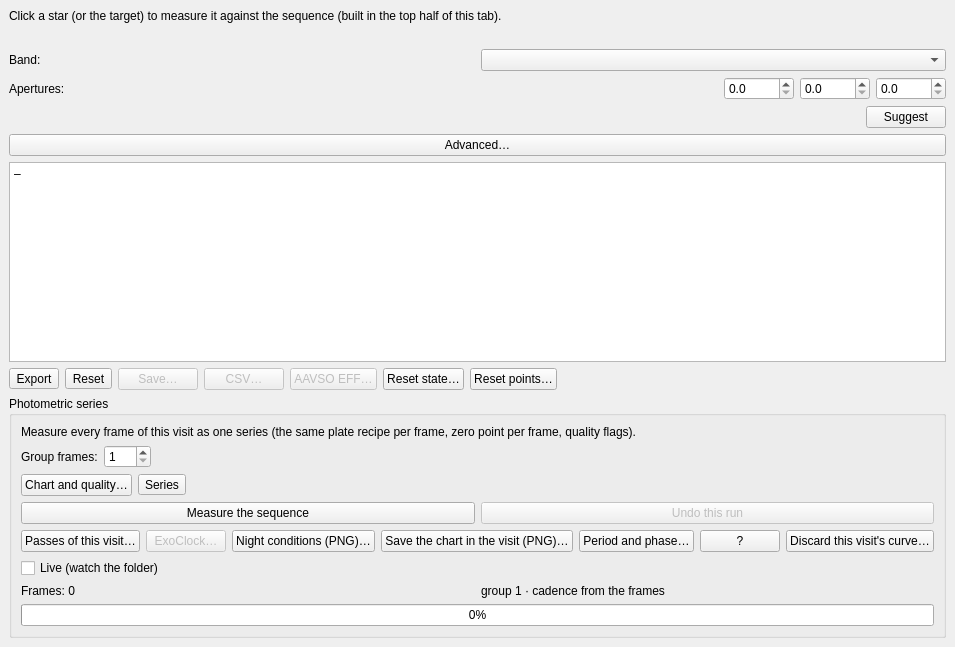
The window that nightscribe/gui/ui/ufe_measure_tab.ui (irydeo/nightscribe) describes before a commit, drawn with Qt 5.
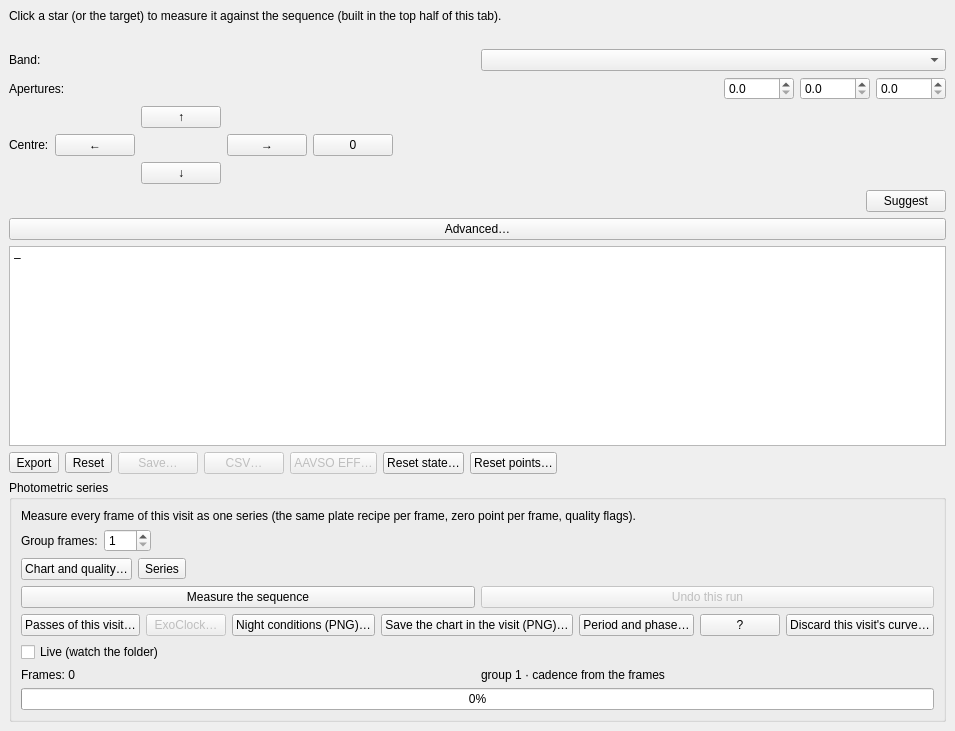
The same window after the commit.

Commit message: measure: nudge the centre like the blink aligns

```diff
--- a/nightscribe/gui/ui/ufe_measure_tab.ui
+++ b/nightscribe/gui/ui/ufe_measure_tab.ui
@@ -146,6 +146,52 @@
      </item>
     </layout>
    </item>
+   <item>
+    <layout class="QHBoxLayout" name="row_nudge">
+     <item>
+      <widget class="QLabel" name="lbl_nudge_title">
+       <property name="text">
+        <string>Centre:</string>
+       </property>
+       <property name="toolTip">
+        <string>Move the measurement centre in 0.5 px steps, like the blink's alignment; the centroid is refined again around it. A new click starts at (0,0)</string>
+       </property>
+      </widget>
+     </item>
+     <item>
+      <layout class="QGridLayout" name="grid_nudge">
+       <item row="0" column="1"><widget class="QPushButton" name="btn_up"><property name="text"><string>↑</string></property><property name="toolTip"><string>Move the centre up 0.5 px</string></property></widget></item>
+       <item row="1" column="0"><widget class="QPushButton" name="btn_left"><property name="text"><string>←</string></property><property name="toolTip"><string>Move the centre left 0.5 px</string></property></widget></item>
+       <item row="1" column="1"><widget class="QLabel" name="lbl_nudge"><property name="text"><string/></property><property name="alignment"><set>Qt::AlignCenter</set></property></widget></item>
+       <item row="1" column="2"><widget class="QPushButton" name="btn_right"><property name="text"><string>→</string></property><property name="toolTip"><string>Move the centre right 0.5 px</string></property></widget></item>
+       <item row="2" column="1"><widget class="QPushButton" name="btn_down"><property name="text"><string>↓</string></property><property name="toolTip"><string>Move the centre down 0.5 px</string></property></widget></item>
+      </layout>
+     </item>
+     <item>
+      <widget class="QPushButton" name="btn_nudge_reset">
+       <property name="text">
+        <string>0</string>
+       </property>
+       <property name="toolTip">
+        <string>Back to the clicked centre</string>
+       </property>
+      </widget>
+     </item>
+     <item>
+      <spacer name="hsp_nudge">
+       <property name="orientation">
+        <enum>Qt::Horizontal</enum>
+       </property>
+       <property name="sizeHint" stdset="0">
+        <size>
+         <width>40</width>
+         <height>20</height>
+        </size>
+       </property>
+      </spacer>
+     </item>
+    </layout>
+   </item>
    <item>
     <layout class="QHBoxLayout" name="row_suggest">
      <item>
```
The commit also changes 8 other files.
